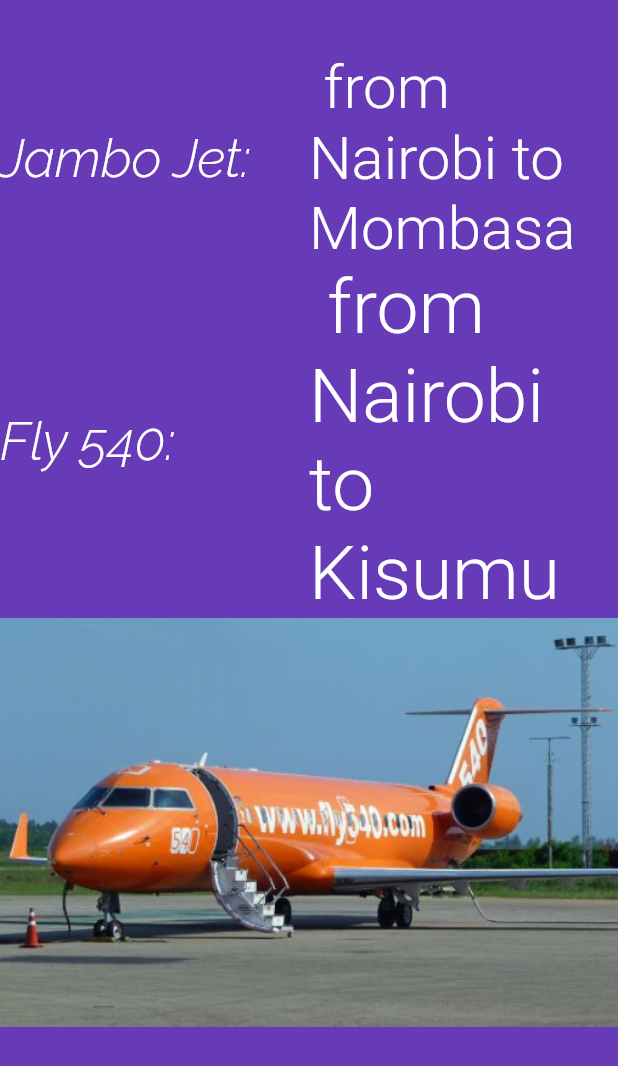
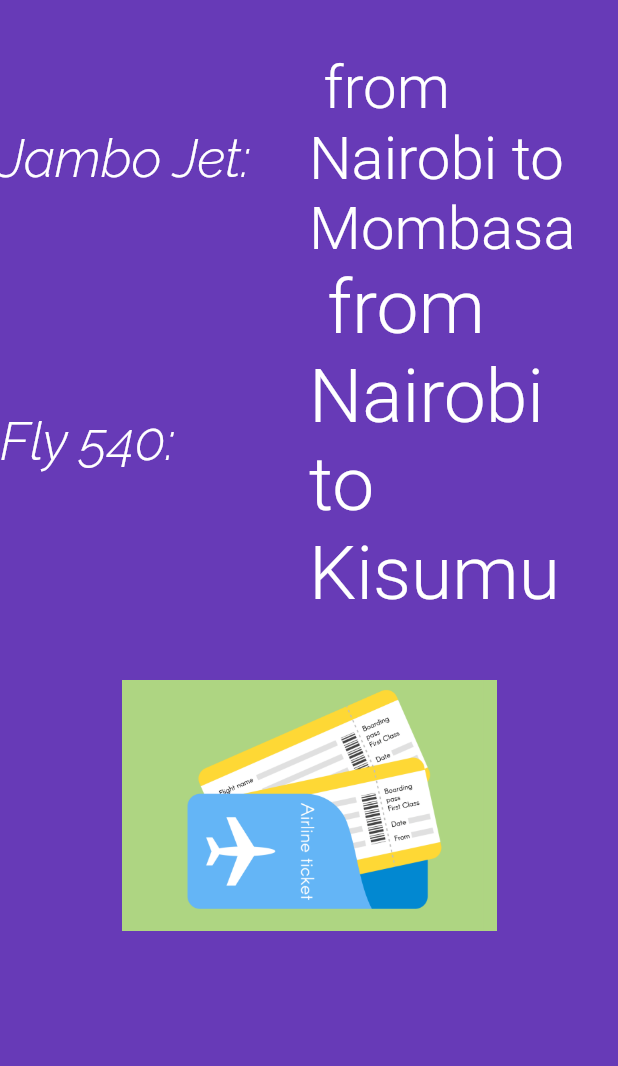
Before and after one commit to gitonga123/hundreds-days-of-code, a Flutter app: the screen it shows after launch, on a phone screen of 412 x 824 dp. Shown: the top 1066 px of the screen. Run offline on Flutter 3.47's test engine with Material 2 defaults, Android fonts, the phone set to English and light mode, and no system bars; our stand-ins replace flutter_spinkit, font_awesome_flutter; Roboto replaces fonts that are missing (LiuJianMaoCao).

Commit message:
Asset Image

```diff
--- a/flutter_app/lib/app_screens/first_screen.dart
+++ b/flutter_app/lib/app_screens/first_screen.dart
@@ -108,8 +108,8 @@
 class FlightImageAsset extends StatelessWidget {
   @override
   Widget build(BuildContext context) {
-    AssetImage assetImage = AssetImage("assets/image/540_1.jpg");
-    Image image = Image(image: assetImage);
+    AssetImage assetImage = AssetImage("assets/image/ticket-img.png");
+    Image image = Image(image: assetImage, width: 250, height: 250.0);
     return Container(child: image);
   }
 }
--- a/flutter_app/pubspec.yaml
+++ b/flutter_app/pubspec.yaml
@@ -48,6 +48,7 @@
     - assets/image/Flights_1.jpg
     - assets/image/jambo2.jpg
     - assets/image/Jambo-Jet-Flight-Schedule-to-Uganda-2018.jpg
+    - assets/image/ticket-img.png
 
   # An image asset can refer to one or more resolution-specific "variants", see
   # https://flutter.dev/assets-and-images/#resolution-aware.
```
Also changed, not shown: flutter_app/assets/image/ticket-img.png (added).
